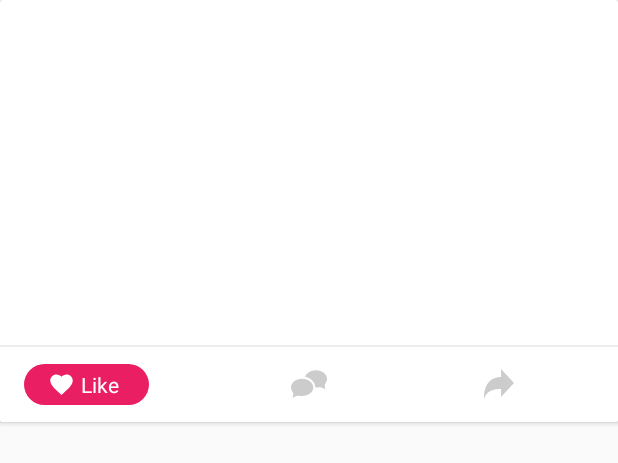
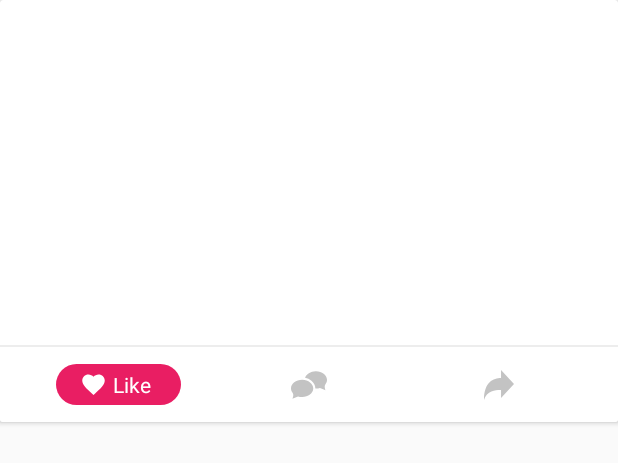
Before and after one commit to gustavoterras/YouTuberApp, an Android app: the layout item_content_list.xml on its own in the app's theme, with its tools: preview values and no code run, on a phone screen of 412 x 824 dp. Shown: the top 463 px of the screen. Run offline under Robolectric (Android 15) with nearby library versions, the phone set to English and light mode, and no system bars.

Commit message:
progress layout and animation slider

```diff
--- a/app/src/main/java/br/com/infoterras/youtuberapp/network/IConsumerService.java
+++ b/app/src/main/java/br/com/infoterras/youtuberapp/network/IConsumerService.java
@@ -15,4 +15,7 @@ public interface IConsumerService {
     @GET()
     Call<YouTubeResponse> getContent(@Url String url);
 
+    @GET()
+    Call<YouTubeResponse> getComment(@Url String url);
+
 }
--- a/app/src/main/java/br/com/infoterras/youtuberapp/viewModel/DetailViewModel.java
+++ b/app/src/main/java/br/com/infoterras/youtuberapp/viewModel/DetailViewModel.java
@@ -7,6 +7,8 @@ import android.support.v4.app.ActivityOptionsCompat;
 import android.support.v7.app.AppCompatActivity;
 import android.support.v7.widget.DefaultItemAnimator;
 import android.support.v7.widget.LinearLayoutManager;
+import android.transition.Transition;
+import android.transition.TransitionInflater;
 import android.util.Log;
 import android.view.View;
 
@@ -40,4 +42,6 @@ public class DetailViewModel {
         //consumerService.setOnTaskCompleted(this);
         //consumerService.getUContent(context.getString(R.string.channel_id), -1);
     }
+
+
 }
--- a/app/src/main/res/layout/item_content_list.xml
+++ b/app/src/main/res/layout/item_content_list.xml
@@ -60,15 +60,15 @@
                     android:layout_height="50dp"
                     android:gravity="center_vertical"
                     android:orientation="horizontal"
-                    android:paddingBottom="@dimen/padding_small"
                     android:paddingLeft="@dimen/padding_default"
-                    android:paddingRight="@dimen/padding_default"
-                    android:paddingTop="@dimen/padding_small">
+                    android:paddingRight="@dimen/padding_default">
 
                     <RelativeLayout
+                        android:background="?attr/selectableItemBackground"
                         android:onClick="@{viewModel::doLike}"
                         android:layout_width="0dp"
-                        android:layout_height="wrap_content"
+                        android:gravity="center"
+                        android:layout_height="match_parent"
                         android:layout_weight="1">
 
                         <LinearLayout
@@ -98,19 +98,23 @@
                     </RelativeLayout>
 
                     <ImageView
+                        android:background="?attr/selectableItemBackground"
                         android:onClick="@{viewModel::doComment}"
                         android:layout_width="0dp"
-                        android:layout_height="wrap_content"
+                        android:layout_height="match_parent"
                         android:layout_weight="1"
+                        android:scaleType="center"
                         android:contentDescription="@null"
                         android:src="@drawable/ic_dialog"
                         android:tint="@color/colorGray" />
 
                     <ImageView
+                        android:background="?attr/selectableItemBackground"
                         android:onClick="@{viewModel::doShare}"
                         android:layout_width="0dp"
-                        android:layout_height="wrap_content"
+                        android:layout_height="match_parent"
                         android:layout_weight="1"
+                        android:scaleType="center"
                         android:contentDescription="@null"
                         android:src="@drawable/ic_share"
                         android:tint="@color/colorGray" />
--- a/app/src/main/res/values/colors.xml
+++ b/app/src/main/res/values/colors.xml
@@ -28,7 +28,7 @@
     <color name="colorTransparent">#00000000</color>
     <color name="colorWhite">#FFFFFF</color>
     <color name="colorGrayDivider">#ededed</color>
-    <color name="colorGray">#cccccc</color>
+    <color name="colorGray">#c3c3c3</color>
 
 
 
--- a/app/src/main/res/values/strings.xml
+++ b/app/src/main/res/values/strings.xml
@@ -3,5 +3,6 @@
 
     <string name="channel_id">UCHZSi8xsLHDor_FQjhgwMoA</string>
     <string name="like">Like</string>
+    <string name="loading">Aguarde, carregando...</string>
 
 </resources>
```
Also changed, not shown: app/src/main/java/br/com/infoterras/youtuberapp/adapter/AnimationAdapter.java (added, +18 -0 lines), app/src/main/java/br/com/infoterras/youtuberapp/ui/DetailActivity.java (+9 -0 lines), app/src/main/res/anim/fade_in.xml (added, +9 -0 lines), app/src/main/res/layout/activity_detail.xml (+36 -10 lines), app/src/main/res/layout/item_progress.xml (added, +25 -0 lines).
